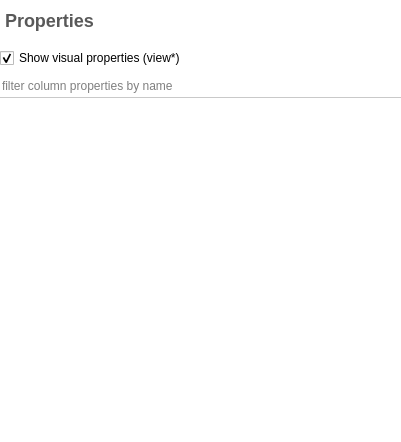
Above: plugins/view/tableview/PropertiesEditor.ui from vadivelselvaraj/TulipGLImprovement before the change. Below: the same form after it.
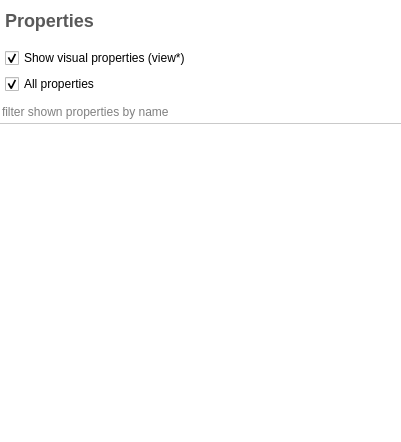
That is the form after the change. Icons and pictures are not drawn. Custom widgets are drawn as their Qt base class.

Commit message: table view cleanup: add context menu in data table + simplify properties table context menu

Diff of the .ui file:
```diff
--- a/plugins/view/tableview/PropertiesEditor.ui
+++ b/plugins/view/tableview/PropertiesEditor.ui
@@ -101,7 +101,7 @@
    </property>
    <item>
     <widget class="QFrame" name="frame">
-     <layout class="QHBoxLayout" name="horizontalLayout">
+     <layout class="QVBoxLayout" name="verticalLayout_3">
       <property name="leftMargin">
        <number>5</number>
       </property>
@@ -137,9 +137,6 @@
         </property>
        </widget>
       </item>
-     </layout>
-    </widget>
-   </item>
    <item>
     <widget class="QCheckBox" name="userPropertiesCheck">
      <property name="sizePolicy">
@@ -157,6 +154,53 @@
     </widget>
    </item>
    <item>
+       <widget class="QFrame" name="frame_3">
+        <property name="frameShape">
+         <enum>QFrame::NoFrame</enum>
+        </property>
+        <property name="frameShadow">
+         <enum>QFrame::Plain</enum>
+        </property>
+        <layout class="QHBoxLayout" name="horizontalLayout">
+         <property name="spacing">
+          <number>5</number>
+         </property>
+         <property name="margin">
+          <number>0</number>
+         </property>
+         <item>
+          <widget class="QCheckBox" name="propsVisibilityCheck">
+           <property name="toolTip">
+            <string>set visibility of all properties</string>
+           </property>
+           <property name="text">
+            <string>All properties</string>
+           </property>
+           <property name="checked">
+            <bool>true</bool>
+           </property>
+          </widget>
+         </item>
+         <item>
+          <spacer name="horizontalSpacer">
+           <property name="orientation">
+            <enum>Qt::Horizontal</enum>
+           </property>
+           <property name="sizeHint" stdset="0">
+            <size>
+             <width>40</width>
+             <height>20</height>
+            </size>
+           </property>
+          </spacer>
+         </item>
+        </layout>
+       </widget>
+      </item>
+     </layout>
+    </widget>
+   </item>
+   <item>
     <widget class="QFrame" name="frame_2">
      <property name="section" stdset="0">
       <bool>true</bool>
@@ -189,7 +233,7 @@
 border-bottom: 1px solid #C9C9C9;</string>
         </property>
         <property name="placeholderText">
-         <string>filter column properties by name</string>
+         <string>filter shown properties by name</string>
         </property>
        </widget>
       </item>
```
Left out of the diff: 32 changed lines with no effect on the pictures. Lines whose indentation alone changed are shown as unchanged. The commit also changes 6 other files.
